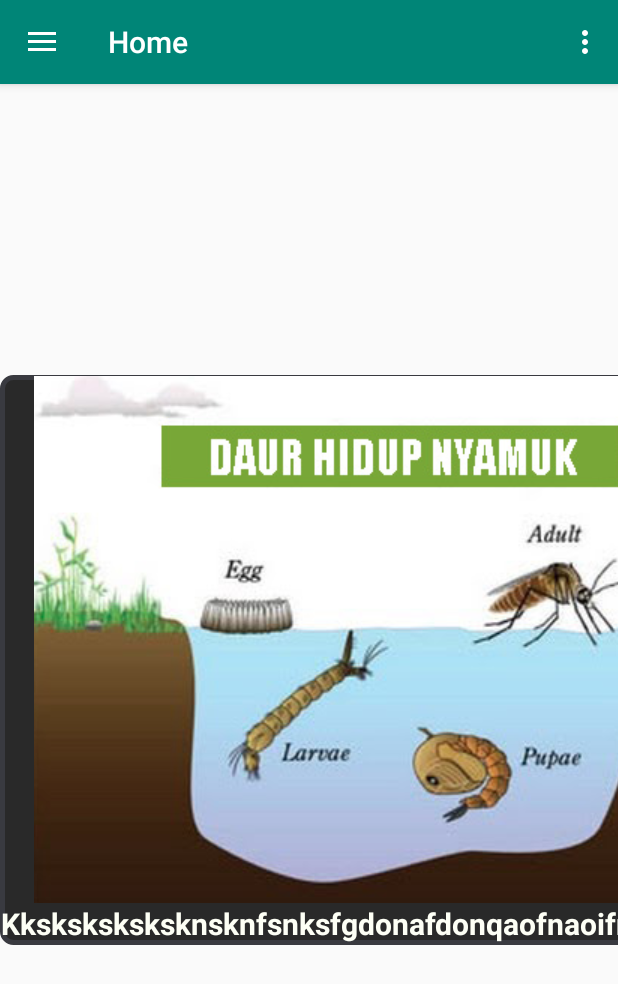
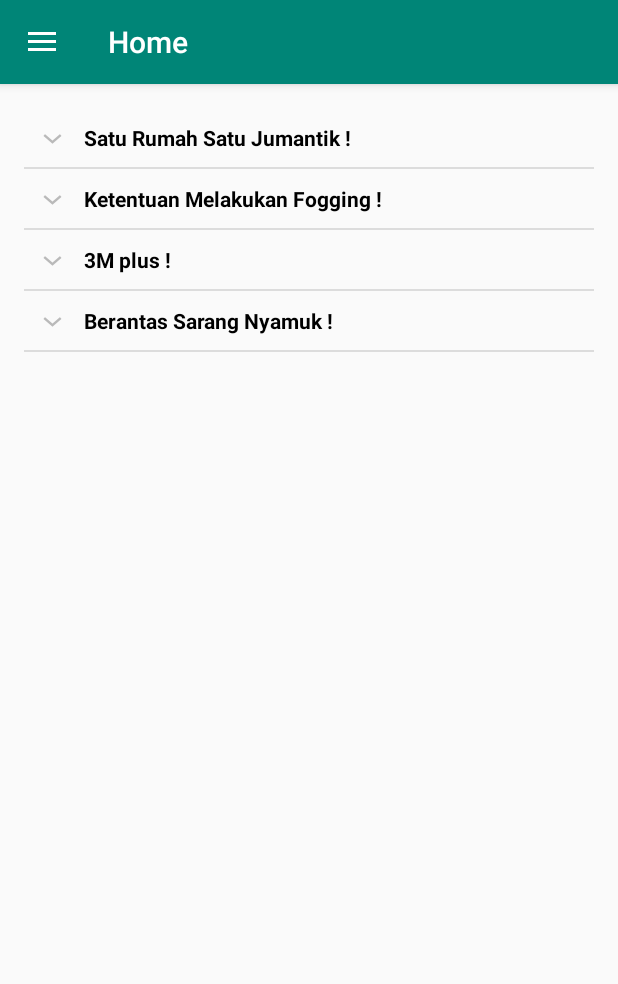
Before and after one commit to joshuaconstantinek/JentikRumah, an Android app: the screen it shows after launch once a user with an empty profile is signed in (MainActivity), on a phone screen of 412 x 824 dp. Shown: the top 984 px of the screen. Run offline under Robolectric (Android 15) with nearby library versions, the light colour scheme and no system bars; our stand-ins replace Firebase (no records; nobody signed in at launch, a user with empty details on screens opened directly), navigation-ui.

Commit message:
Update Final 3
- Add expandable List with image

```diff
--- a/app/src/main/java/com/joshua/r0th/jentikrumah/LoginActivity.java
+++ b/app/src/main/java/com/joshua/r0th/jentikrumah/LoginActivity.java
@@ -44,6 +44,7 @@ public class LoginActivity extends AppCompatActivity {
         mLoginBtn = findViewById(R.id.buttonLogin);
         mCreateBtn = findViewById(R.id.daftarakun);
         FirebaseUser user = fAuth.getInstance().getCurrentUser();
+
         if(user != null)
         {
             String email = user.getEmail();
--- /dev/null
+++ b/app/src/main/java/com/joshua/r0th/jentikrumah/ui/home/CustomExpandableListAdapter.java
@@ -0,0 +1,109 @@
+package com.joshua.r0th.jentikrumah.ui.home;
+
+import android.content.Context;
+import android.graphics.Bitmap;
+import android.graphics.BitmapFactory;
+import android.graphics.Typeface;
+import android.view.LayoutInflater;
+import android.view.View;
+import android.view.ViewGroup;
+import android.widget.BaseExpandableListAdapter;
+import android.widget.ImageView;
+import android.widget.TextView;
+
+import com.joshua.r0th.jentikrumah.R;
+
+import java.util.HashMap;
+import java.util.List;
+
+public class CustomExpandableListAdapter extends BaseExpandableListAdapter {
+    private Context context;
+    private List<String> expandableListTitle;
+    private HashMap<String, List<Integer>> expandableListDetail;
+
+
+    public CustomExpandableListAdapter(Context context, List<String> expandableListTitle,
+                                       HashMap<String, List<Integer>> expandableListDetail) {
+        this.context = context;
+        this.expandableListTitle = expandableListTitle;
+        this.expandableListDetail = expandableListDetail;
+    }
+
+
+
+
+    @Override
+    public int getGroupCount() {
+        return this.expandableListTitle.size();
+    }
+
+    @Override
+    public int getChildrenCount(int groupPosition) {
+        return this.expandableListDetail.get(this.expandableListTitle.get(groupPosition))
+                .size();
+    }
+
+    @Override
+    public Object getGroup(int groupPosition) {
+        return this.expandableListTitle.get(groupPosition);
+    }
+
+    @Override
+    public Object getChild(int groupPosition, int childPosition) {
+        return this.expandableListDetail.get(this.expandableListTitle.get(groupPosition))
+                .get(childPosition);
+    }
+
+    @Override
+    public long getGroupId(int groupPosition) {
+        return groupPosition;
+    }
+
+    @Override
+    public long getChildId(int groupPosition, int childPosition) {
+        return childPosition;
+    }
+
+    @Override
+    public boolean hasStableIds() {
+        return false;
+    }
+
+    @Override
+    public View getGroupView(int groupPosition, boolean isExpanded, View convertView, ViewGroup parent) {
+        String listTitle = (String) getGroup(groupPosition);
+        if (convertView == null) {
+            LayoutInflater layoutInflater = (LayoutInflater) this.context.
+                    getSystemService(Context.LAYOUT_INFLATER_SERVICE);
+            convertView = layoutInflater.inflate(R.layout.list_group_exp, null);
+        }
+        TextView listTitleTextView = (TextView) convertView
+                .findViewById(R.id.listTitle2);
+        listTitleTextView.setTypeface(null, Typeface.BOLD);
+        listTitleTextView.setText(listTitle);
+
+
+
+
+        return convertView;
+    }
+
+    @Override
+    public View getChildView(int groupPosition, int childPosition, boolean isLastChild, View convertView, ViewGroup parent) {
+        final int expandedListText = (int) getChild(groupPosition, childPosition);
+        if (convertView == null) {
+            LayoutInflater layoutInflater = (LayoutInflater) this.context
+                    .getSystemService(Context.LAYOUT_INFLATER_SERVICE);
+            convertView = layoutInflater.inflate(R.layout.list_item_exp, null);
+        }
+        ImageView expandedListTextView = convertView
+                .findViewById(R.id.expandedListItem2);
+        expandedListTextView.setImageResource(expandedListText);
+        return convertView;
+    }
+
+    @Override
+    public boolean isChildSelectable(int groupPosition, int childPosition) {
+        return false;
+    }
+}
--- /dev/null
+++ b/app/src/main/java/com/joshua/r0th/jentikrumah/ui/home/ExpandableListDataPump.java
@@ -0,0 +1,33 @@
+package com.joshua.r0th.jentikrumah.ui.home;
+
+import com.joshua.r0th.jentikrumah.R;
+
+import java.util.ArrayList;
+import java.util.HashMap;
+import java.util.List;
+
+public class ExpandableListDataPump{
+    public static HashMap<String, List<Integer>> getData() {
+    HashMap<String, List<Integer>> expandableListDetail = new HashMap<>();
+
+    List<Integer> cricket = new ArrayList<>();
+    cricket.add(R.drawable.satu_rumah_satu_jumantik);
+
+
+    List<Integer> football = new ArrayList<>();
+    football.add(R.drawable.tigamplus);
+
+
+    List<Integer> basketball = new ArrayList<>();
+    basketball.add(R.drawable.fogging);
+
+    List<Integer> rocket = new ArrayList<>();
+    rocket.add(R.drawable.berantas_sarang_nyamuk);
+
+    expandableListDetail.put("Satu Rumah Satu Jumantik !", cricket);
+    expandableListDetail.put("3M plus ! ", football);
+    expandableListDetail.put("Ketentuan Melakukan Fogging !", basketball);
+    expandableListDetail.put("Berantas Sarang Nyamuk !", rocket);
+    return expandableListDetail;
+}
+}
--- a/app/src/main/java/com/joshua/r0th/jentikrumah/ui/home/HomeFragment.java
+++ b/app/src/main/java/com/joshua/r0th/jentikrumah/ui/home/HomeFragment.java
@@ -4,6 +4,8 @@ import android.os.Bundle;
 import android.view.LayoutInflater;
 import android.view.View;
 import android.view.ViewGroup;
+import android.widget.ExpandableListAdapter;
+import android.widget.ExpandableListView;
 import android.widget.TextView;
 
 import androidx.annotation.Nullable;
@@ -14,14 +16,25 @@ import androidx.lifecycle.ViewModelProviders;
 
 import com.joshua.r0th.jentikrumah.R;
 
+import java.util.ArrayList;
+import java.util.HashMap;
+import java.util.List;
+
 public class HomeFragment extends Fragment {
-
+    ExpandableListView expandableListView;
+    ExpandableListAdapter expandableListAdapter;
+    List<String> expandableListTitle;
+    HashMap<String, List<Integer>> expandableListDetail;
 
     public View onCreateView(@NonNull LayoutInflater inflater,
                              ViewGroup container, Bundle savedInstanceState) {
 
         View root = inflater.inflate(R.layout.fragment_home, container, false);
-
+        expandableListView =root.findViewById(R.id.exp1);
+        expandableListDetail = ExpandableListDataPump.getData();
+        expandableListTitle = new ArrayList<String>(expandableListDetail.keySet());
+        expandableListAdapter = new CustomExpandableListAdapter(getContext(), expandableListTitle, expandableListDetail);
+        expandableListView.setAdapter(expandableListAdapter);
         return root;
     }
 }
--- /dev/null
+++ b/app/src/main/java/com/joshua/r0th/jentikrumah/ui/home/exp_holder.java
@@ -0,0 +1,28 @@
+package com.joshua.r0th.jentikrumah.ui.home;
+
+public class exp_holder {
+
+    private String judul;
+    private int img;
+
+    public exp_holder(String judul, int img) {
+        this.judul = judul;
+        this.img = img;
+    }
+
+    public String getJudul() {
+        return judul;
+    }
+
+    public void setJudul(String judul) {
+        this.judul = judul;
+    }
+
+    public int getImg() {
+        return img;
+    }
+
+    public void setImg(int img) {
+        this.img = img;
+    }
+}
--- a/app/src/main/res/layout/fragment_home.xml
+++ b/app/src/main/res/layout/fragment_home.xml
@@ -1,118 +1,15 @@
-<?xml version="1.0" encoding="utf-8"?>
-<LinearLayout xmlns:android="http://schemas.android.com/apk/res/android"
-    xmlns:app="http://schemas.android.com/apk/res-auto"
+<RelativeLayout xmlns:android="http://schemas.android.com/apk/res/android"
     android:layout_width="match_parent"
-    android:layout_height="match_parent">
+    android:layout_height="match_parent"
+    android:paddingLeft="@dimen/activity_horizontal_margin"
+    android:paddingRight="@dimen/activity_horizontal_margin"
+    android:paddingTop="@dimen/activity_vertical_margin"
+    android:paddingBottom="@dimen/activity_vertical_margin">
 
-    <HorizontalScrollView
-        android:scrollbars="none"
-        android:layout_gravity="center"
+
+    <ExpandableListView
         android:layout_width="match_parent"
         android:layout_height="match_parent"
-        android:layout_marginStart="0dp"
-        android:layout_marginTop="0dp"
-        android:layout_marginEnd="0dp">
+        android:id="@+id/exp1"/>
 
-        <LinearLayout
-            android:layout_width="match_parent"
-            android:layout_height="match_parent"
-            android:layout_marginRight="24dp"
-            android:orientation="horizontal">
-
-            <LinearLayout
-                android:layout_marginRight="20dp"
-                android:gravity="center"
-                android:layout_width="match_parent"
-                android:layout_height="match_parent"
-                >
-                <LinearLayout
-                    android:gravity="center"
-                    android:layout_marginTop="0dp"
-                    android:layout_width="wrap_content"
-                    android:layout_height="wrap_content"
-                    android:orientation="vertical"
-                    android:background="@drawable/roundcorner">
-
-                    <ImageView
-                        android:layout_width="match_parent"
-                        android:layout_height="match_parent"
-                        android:layout_gravity="center"
-                        android:layout_marginLeft="0dp"
-
-                        android:src="@drawable/jentiknyamuk" />
-
-                    <TextView
-                        android:textStyle="bold"
-                        android:textColor="#fdfff5"
-                        android:textSize="20sp"
-                        android:layout_width="wrap_content"
-                        android:layout_height="wrap_content"
-                        android:text="Kksksksksksknsknfsnksfgdonafdonqaofnaoifn0eifnoeifn"/>
-                </LinearLayout>
-            </LinearLayout>
-            <LinearLayout
-                android:gravity="center"
-                android:layout_width="match_parent"
-                android:layout_height="match_parent"
-                >
-                <LinearLayout
-                    android:background="@drawable/roundcorner"
-                    android:gravity="center"
-                    android:layout_marginTop="0dp"
-                    android:layout_width="wrap_content"
-                    android:layout_height="wrap_content"
-                    android:orientation="vertical">
-
-                    <ImageView
-                        android:layout_width="match_parent"
-                        android:layout_height="match_parent"
-                        android:layout_gravity="center"
-                        android:layout_marginLeft="0dp"
-
-                        android:src="@drawable/jentiknyamuk" />
-
-                    <TextView
-                        android:textStyle="bold"
-                        android:textColor="#fdfff5"
-                        android:textSize="20sp"
-                        android:layout_width="wrap_content"
-                        android:layout_height="wrap_content"
-                        android:text="Kksksksksksknsknfsnksfgdonafdonqaofnaoifn0eifnoeifn"/>
-                </LinearLayout>
-            </LinearLayout>
-            <LinearLayout
-                android:gravity="center"
-                android:layout_width="match_parent"
-                android:layout_height="match_parent"
-                >
-                <LinearLayout
-                    android:gravity="center"
-                    android:layout_marginTop="0dp"
-                    android:layout_width="wrap_content"
-                    android:layout_height="wrap_content"
-                    android:orientation="vertical"
-                    android:background="@drawable/roundcorner">
-
-                    <ImageView
-                        android:layout_width="match_parent"
-                        android:layout_height="match_parent"
-                        android:layout_gravity="center"
-                        android:layout_marginLeft="0dp"
-
-                        android:src="@drawable/jentiknyamuk" />
-
-                    <TextView
-                        android:textStyle="bold"
-                        android:textColor="#fdfff5"
-                        android:textSize="20sp"
-                        android:layout_width="wrap_content"
-                        android:layout_height="wrap_content"
-                        android:text="Kksksksksksknsknfsnksfgdonafdonqaofnaoifn0eifnoeifn"/>
-                </LinearLayout>
-            </LinearLayout>
-
-        </LinearLayout>
-
-
-    </HorizontalScrollView>
-    </LinearLayout>
+</RelativeLayout>
--- /dev/null
+++ b/app/src/main/res/layout/list_group_exp.xml
@@ -0,0 +1,12 @@
+<LinearLayout xmlns:android="http://schemas.android.com/apk/res/android"
+    android:orientation="vertical" android:layout_width="match_parent"
+    android:layout_height="match_parent">
+    <TextView
+        android:id="@+id/listTitle2"
+        android:layout_width="fill_parent"
+        android:layout_height="wrap_content"
+        android:paddingLeft="?android:attr/expandableListPreferredItemPaddingLeft"
+        android:textColor="@android:color/black"
+        android:paddingTop="10dp"
+        android:paddingBottom="10dp" />
+</LinearLayout>
--- /dev/null
+++ b/app/src/main/res/layout/list_item_exp.xml
@@ -0,0 +1,11 @@
+<LinearLayout xmlns:android="http://schemas.android.com/apk/res/android"
+    android:orientation="vertical" android:layout_width="match_parent"
+    android:layout_height="wrap_content">
+    <ImageView
+        android:id="@+id/expandedListItem2"
+        android:layout_width="fill_parent"
+        android:layout_height="600dp"
+        android:paddingLeft="?android:attr/expandableListPreferredChildPaddingLeft"
+        android:paddingTop="10dp"
+        android:paddingBottom="10dp" />
+</LinearLayout>
--- a/app/src/main/res/menu/main.xml
+++ b/app/src/main/res/menu/main.xml
@@ -1,9 +1,5 @@
 <?xml version="1.0" encoding="utf-8"?>
 <menu xmlns:android="http://schemas.android.com/apk/res/android"
     xmlns:app="http://schemas.android.com/apk/res-auto">
-    <item
-        android:id="@+id/action_settings"
-        android:orderInCategory="100"
-        android:title="@string/action_settings"
-        app:showAsAction="never" />
+
 </menu>
```
Also changed, not shown: app/src/main/res/drawable/berantas_sarang_nyamuk.jpeg (added), app/src/main/res/drawable/fogging.jpeg (added), app/src/main/res/drawable/satu_rumah_satu_jumantik.jpeg (added), app/src/main/res/drawable/tigamplus.jpeg (added).
